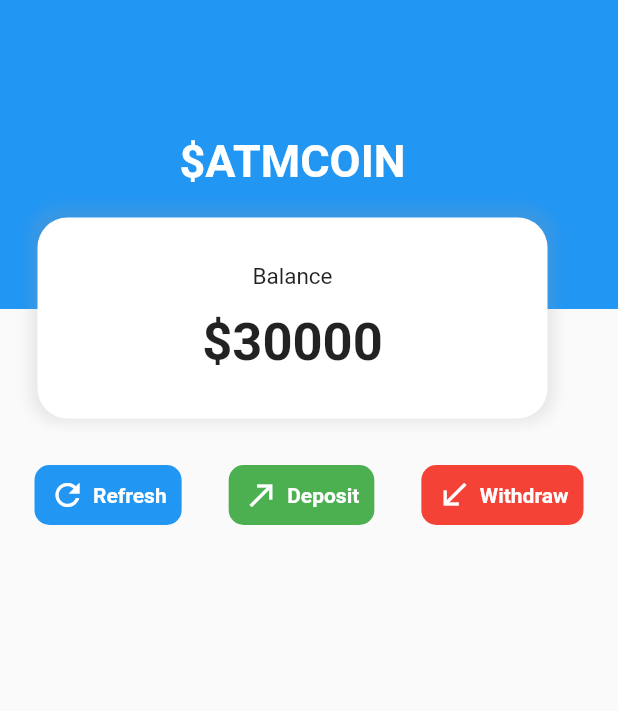
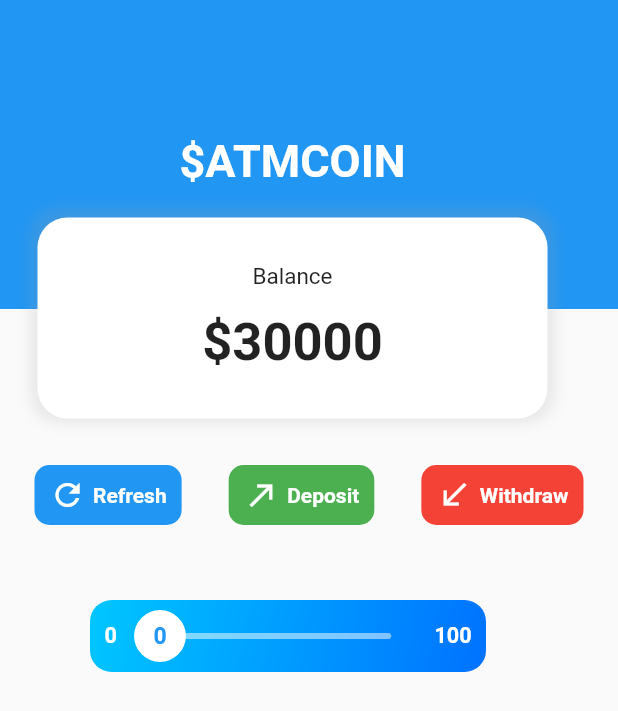
Before and after one commit to Flutoms/AtomsCoin, a Flutter app: the screen it shows after launch, on a phone screen of 412 x 824 dp. Shown: the top 711 px of the screen. Run offline on Flutter 3.47's test engine with Material 2 defaults, Android fonts, the phone set to English and light mode, and no system bars; our stand-ins replace velocity_x; missing offline and left inert: web3dart.

Commit message:
Added slider

```diff
--- /dev/null
+++ b/lib/custom_slider.dart
@@ -0,0 +1,64 @@
+import 'package:flutter/material.dart';
+
+class CustomSliderThumbCircle extends SliderComponentShape {
+  final double thumbRadius;
+  final int min;
+  final int max;
+
+  const CustomSliderThumbCircle({
+    required this.thumbRadius,
+    this.min = 0,
+    this.max = 10,
+  });
+
+  @override
+  Size getPreferredSize(bool isEnabled, bool isDiscrete) {
+    return Size.fromRadius(thumbRadius);
+  }
+
+  @override
+  void paint(
+      PaintingContext context,
+      Offset center, {
+        required Animation<double> activationAnimation,
+        required Animation<double> enableAnimation,
+        required bool isDiscrete,
+        required TextPainter labelPainter,
+        required RenderBox parentBox,
+        required SliderThemeData sliderTheme,
+        required TextDirection textDirection,
+        required double value,
+        required double textScaleFactor,
+        required Size sizeWithOverflow,
+      }) {
+    final Canvas canvas = context.canvas;
+
+    final paint = Paint()
+      ..color = Colors.white //Thumb Background Color
+      ..style = PaintingStyle.fill;
+
+    TextSpan span = TextSpan(
+      style: TextStyle(
+        fontSize: thumbRadius * .8,
+        fontWeight: FontWeight.w700,
+        color: sliderTheme.thumbColor, //Text Color of Value on Thumb
+      ),
+      text: getValue(value),
+    );
+
+    TextPainter tp = TextPainter(
+        text: span,
+        textAlign: TextAlign.center,
+        textDirection: TextDirection.ltr);
+    tp.layout();
+    Offset textCenter =
+    Offset(center.dx - (tp.width / 2), center.dy - (tp.height / 2));
+
+    canvas.drawCircle(center, thumbRadius * .9, paint);
+    tp.paint(canvas, textCenter);
+  }
+
+  String getValue(double value) {
+    return (min+(max-min)*value).round().toString();
+  }
+}
--- a/lib/home.dart
+++ b/lib/home.dart
@@ -1,3 +1,4 @@
+import 'package:atoms_coin/slider.dart';
 import 'package:flutter/cupertino.dart';
 import 'package:flutter/material.dart';
 import 'package:http/http.dart';
@@ -143,6 +144,13 @@ class _HomeState extends State<Home> {
             ),
           ],
         ),
+      ),
+      Padding(
+        padding: const EdgeInsets.only(top: 400, left: 60),
+        child: SliderWidget(
+          min: 0,
+          max: 100,
+        ),
       )
     ]));
   }
--- /dev/null
+++ b/lib/slider.dart
@@ -0,0 +1,112 @@
+import 'package:flutter/material.dart';
+
+import 'custom_slider.dart';
+
+class SliderWidget extends StatefulWidget {
+  final double sliderHeight;
+  final int min;
+  final int max;
+  final fullWidth;
+
+  SliderWidget(
+      {this.sliderHeight = 48,
+        this.max = 10,
+        this.min = 0,
+        this.fullWidth = false});
+
+  @override
+  _SliderWidgetState createState() => _SliderWidgetState();
+}
+
+class _SliderWidgetState extends State<SliderWidget> {
+  double _value = 0;
+
+  @override
+  Widget build(BuildContext context) {
+    double paddingFactor = .2;
+
+    if (this.widget.fullWidth) paddingFactor = .3;
+
+    return Container(
+      width: this.widget.fullWidth
+          ? double.infinity
+          : (this.widget.sliderHeight) * 5.5,
+      height: (this.widget.sliderHeight),
+      decoration: BoxDecoration(
+        borderRadius: BorderRadius.all(
+          Radius.circular((widget.sliderHeight * .3)),
+        ),
+        gradient: const LinearGradient(
+            colors: [
+              Color(0xFF00c6ff),
+              Color(0xFF0072ff),
+            ],
+            begin: FractionalOffset(0.0, 0.0),
+            end: FractionalOffset(1.0, 1.00),
+            stops: [0.0, 1.0],
+            tileMode: TileMode.clamp),
+      ),
+      child: Padding(
+        padding: EdgeInsets.fromLTRB(this.widget.sliderHeight * paddingFactor,
+            2, this.widget.sliderHeight * paddingFactor, 2),
+        child: Row(
+          children: <Widget>[
+            Text(
+              '${this.widget.min}',
+              textAlign: TextAlign.center,
+              style: TextStyle(
+                fontSize: this.widget.sliderHeight * .3,
+                fontWeight: FontWeight.w700,
+                color: Colors.white,
+
+              ),
+            ),
+            SizedBox(
+              width: this.widget.sliderHeight * .1,
+            ),
+            Expanded(
+              child: Center(
+                child: SliderTheme(
+                  data: SliderTheme.of(context).copyWith(
+                    activeTrackColor: Colors.white.withOpacity(1),
+                    inactiveTrackColor: Colors.white.withOpacity(.5),
+
+                    trackHeight: 4.0,
+                    thumbShape: CustomSliderThumbCircle(
+                      thumbRadius: this.widget.sliderHeight * .4,
+                      min: this.widget.min,
+                      max: this.widget.max,
+                    ),
+                    overlayColor: Colors.white.withOpacity(.4),
+                    //valueIndicatorColor: Colors.white,
+                    activeTickMarkColor: Colors.white,
+                    inactiveTickMarkColor: Colors.red.withOpacity(.7),
+                  ),
+                  child: Slider(
+                      value: _value,
+                      onChanged: (value) {
+                        setState(() {
+                          _value = value;
+                        });
+                      }),
+                ),
+              ),
+            ),
+            SizedBox(
+              width: this.widget.sliderHeight * .1,
+            ),
+            Text(
+              '${this.widget.max}',
+              textAlign: TextAlign.center,
+              style: TextStyle(
+                fontSize: this.widget.sliderHeight * .3,
+                fontWeight: FontWeight.w700,
+                color: Colors.white,
+              ),
+            ),
+          ],
+        ),
+      ),
+    );
+  }
+}
```
